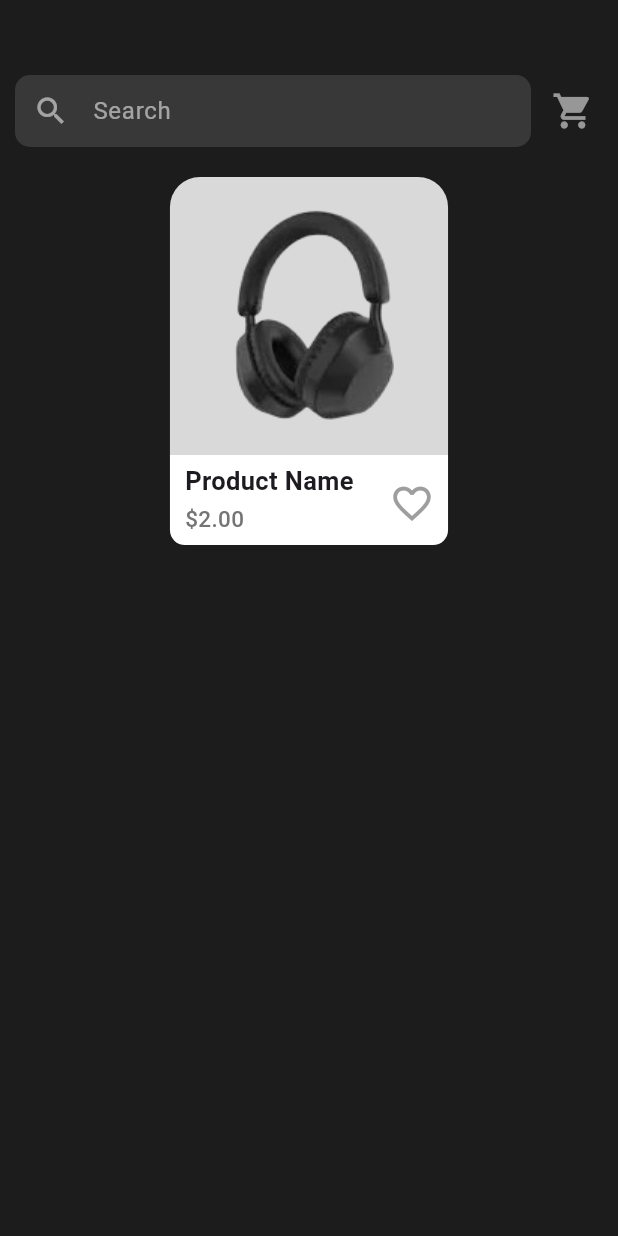
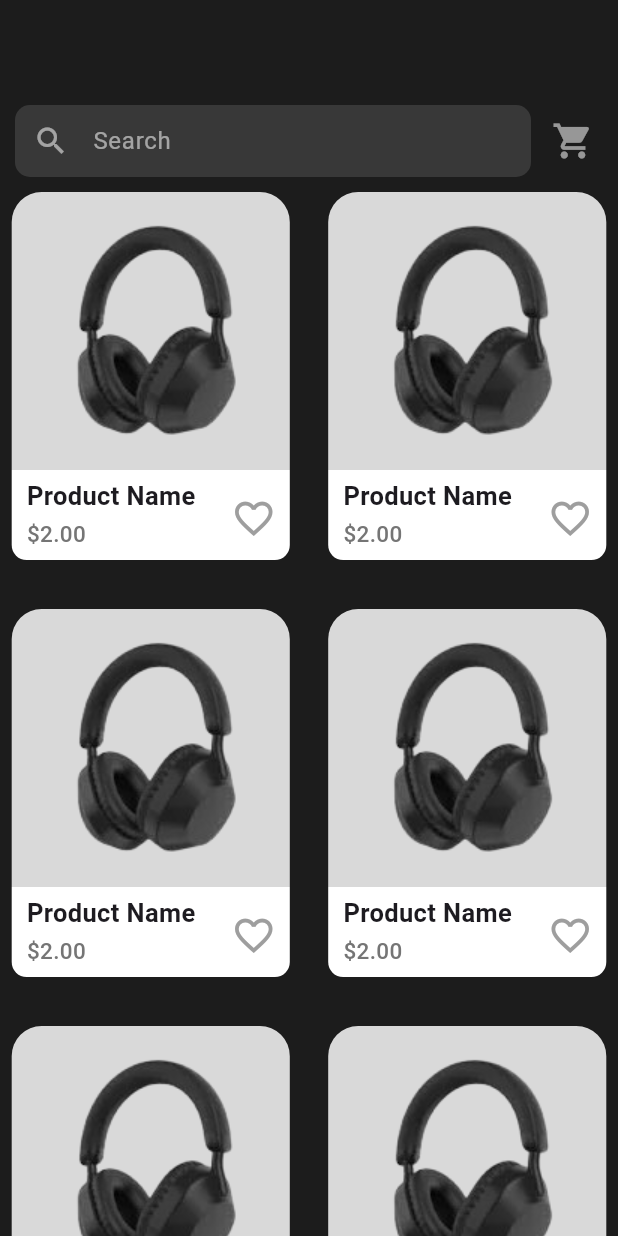
Before and after one commit to El-Qady/Store-App, a Flutter app: the screen it shows after launch, on a phone screen of 412 x 824 dp. Run offline on Flutter 3.47's test engine with Material 3 defaults, Android fonts, the phone set to English and light mode, and no system bars.

Commit message:
add grid view builder

```diff
--- a/lib/views/home_view.dart
+++ b/lib/views/home_view.dart
@@ -10,16 +10,30 @@ class HomeView extends StatefulWidget {
 }
 
 class _HomeViewState extends State<HomeView> {
+  final int _selectedIndex = 0;
+
   @override
   Widget build(BuildContext context) {
-    return const Scaffold(
-      backgroundColor: Color(0xff1c1c1c),
+    return Scaffold(
+      backgroundColor: const Color(0xff1c1c1c),
       body: Column(
         children: [
-          SizedBox(height: 50),
-          SearchField(),
-          SizedBox(height: 20),
-          ProductItem(),
+          const SizedBox(height: 70),
+          const SearchField(),
+          const SizedBox(height: 10),
+          Expanded(
+            child: GridView.builder(
+              gridDelegate: const SliverGridDelegateWithFixedCrossAxisCount(
+                crossAxisCount: 2,
+                mainAxisSpacing: 10,
+                crossAxisSpacing: 10,
+                childAspectRatio: 0.75,
+              ),
+              itemBuilder: (context, index) {
+                return const ProductItem();
+              },
+            ),
+          ),
         ],
       ),
     );
```
